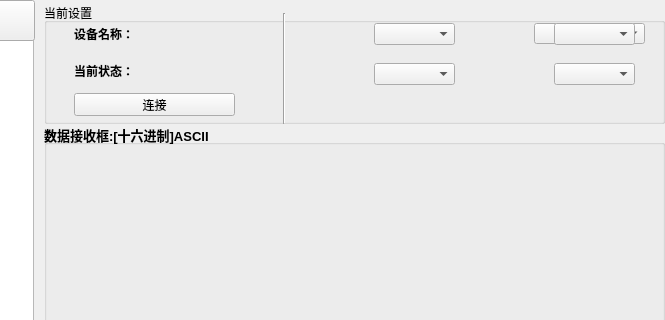
First picture: the form in mainwindow.ui, repository suzhuorui/QtHelper, before the edit; both pictures show x 166 to 831 and y 0 to 320 of the 831 by 542 pixel window.
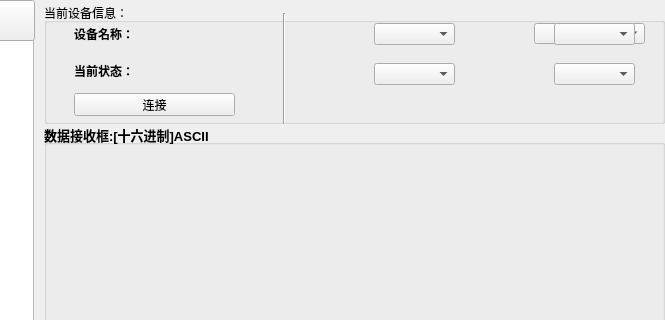
Second picture: the form after the edit.

```diff
--- a/mainwindow.ui
+++ b/mainwindow.ui
@@ -236,7 +236,7 @@
      </font>
     </property>
     <property name="title">
-     <string>当前设置</string>
+     <string>当前设备信息：</string>
     </property>
     <widget class="QLabel" name="label">
      <property name="geometry">
@@ -558,10 +558,10 @@
     <widget class="QLabel" name="label_set_jiou">
      <property name="geometry">
       <rect>
-       <x>450</x>
+       <x>440</x>
        <y>20</y>
-       <width>54</width>
-       <height>16</height>
+       <width>71</width>
+       <height>20</height>
       </rect>
      </property>
      <property name="font">
@@ -577,10 +577,10 @@
     <widget class="QLabel" name="label_set_dateBit">
      <property name="geometry">
       <rect>
-       <x>423</x>
+       <x>450</x>
        <y>60</y>
-       <width>91</width>
-       <height>20</height>
+       <width>54</width>
+       <height>16</height>
       </rect>
      </property>
      <property name="font">
```
